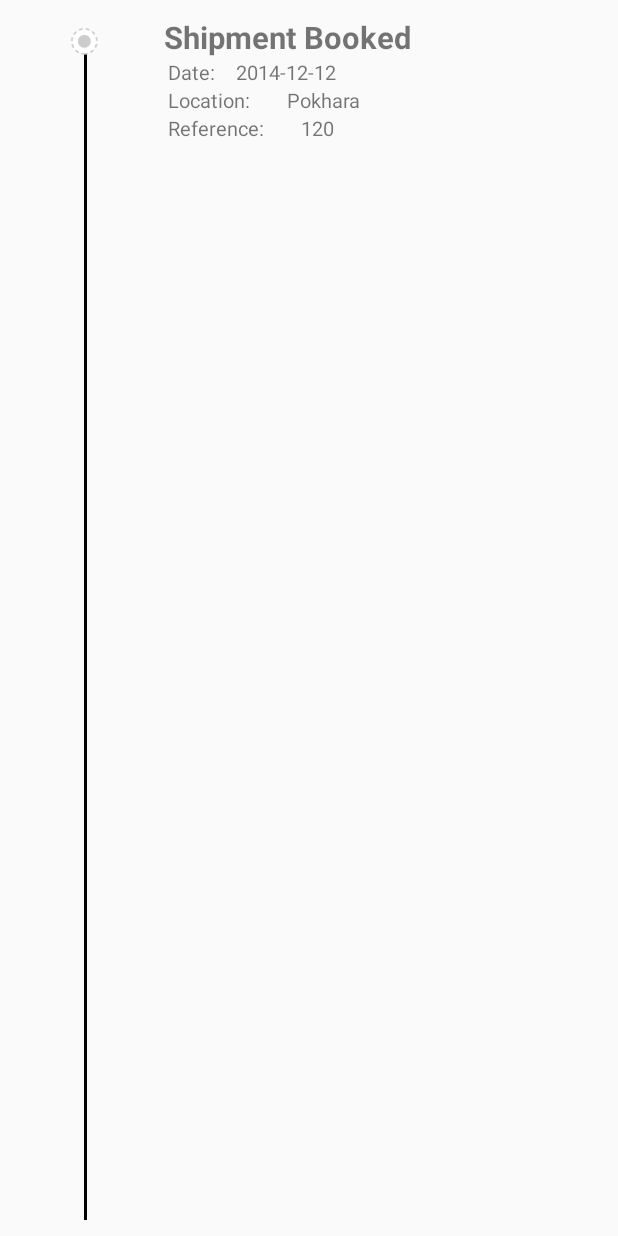
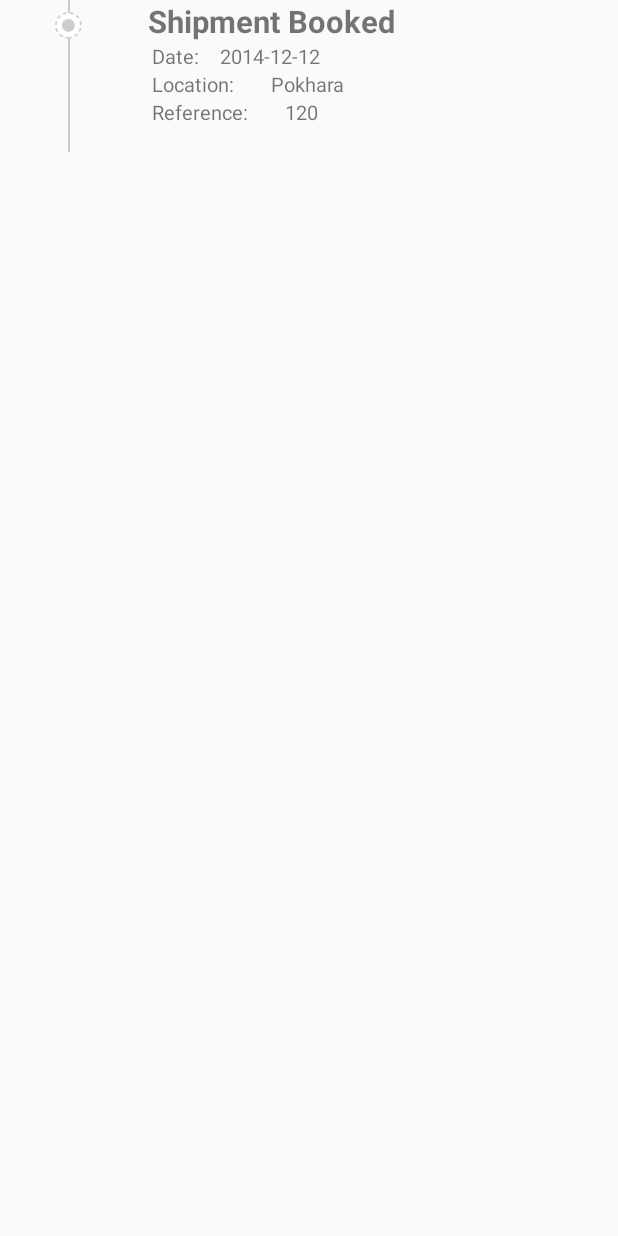
Before and after one commit to rohsik8/CommonArchitecture, an Android app: the layout order_status_item.xml on its own in the app's theme, with its tools: preview values and no code run, on a phone screen of 412 x 824 dp. Run offline under Robolectric (Android 15) with nearby library versions, the phone set to English and light mode, and no system bars.

```diff
--- a/app/src/main/res/layout/order_status_item.xml
+++ b/app/src/main/res/layout/order_status_item.xml
@@ -7,29 +7,35 @@
     android:layout_height="wrap_content">
 
 
-
-
     <RelativeLayout
         android:layout_width="match_parent"
         android:layout_height="wrap_content"
-            android:layout_margin="@dimen/_8sdp">
+
+       >
+
         <View
-                android:layout_width="2dp"
-                android:background="#000"
+            android:layout_width="1dp"
+            android:layout_height="@dimen/_60sdp"
             android:layout_marginLeft="@dimen/_35sdp"
             android:layout_marginTop="@dimen/_18sdp"
-                android:layout_height="wrap_content"
-                />
+            android:background="#CCC" />
+
+        <View
+            android:layout_width="1dp"
+            android:layout_height="@dimen/_50sdp"
+            android:layout_marginLeft="@dimen/_35sdp"
+            android:layout_marginBottom="@dimen/_18sdp"
+            android:background="#CCC" />
 
 
         <ImageView
             android:id="@+id/iv_activity"
             android:layout_width="18dp"
             android:layout_height="18dp"
+            android:layout_marginLeft="@dimen/_28sdp"
+            android:layout_marginRight="@dimen/_34sdp"
             android:layout_marginTop="@dimen/_6sdp"
             android:background="@drawable/shipment_dot"
-                android:layout_marginLeft="@dimen/_28sdp"
-                android:layout_marginRight="@dimen/_34sdp"
 
             />
 
@@ -38,10 +44,10 @@
             android:id="@+id/iv_change"
             android:layout_width="60dp"
             android:layout_height="60dp"
+            android:layout_marginLeft="@dimen/_10sdp"
+            android:layout_marginRight="@dimen/_34sdp"
             android:background="@drawable/shipment_icon"
             android:visibility="gone"
-                android:layout_marginLeft="@dimen/_10sdp"
-                android:layout_marginRight="@dimen/_34sdp"
 
             />
 
@@ -50,8 +56,8 @@
             android:layout_width="wrap_content"
             android:layout_height="wrap_content"
             android:layout_toRightOf="@id/iv_activity"
+            android:text="Shipment Booked "
             android:textSize="@dimen/_16sdp"
-                android:text="Shipment Booked "
             android:textStyle="bold" />
 
 
@@ -61,9 +67,9 @@
             android:layout_height="wrap_content"
             android:layout_below="@+id/tv_activity"
             android:layout_marginLeft="@dimen/_78sdp"
-                android:textSize="@dimen/_10sdp"
             android:layout_marginRight="@dimen/_8sdp"
-                android:text="Date: " />
+            android:text="Date: "
+            android:textSize="@dimen/_10sdp" />
 
 
         <TextView
@@ -82,11 +88,11 @@
             android:layout_width="wrap_content"
             android:layout_height="wrap_content"
             android:layout_below="@+id/date"
-                android:textSize="@dimen/_10sdp"
-                android:visibility="gone"
             android:layout_marginLeft="@dimen/_78sdp"
             android:layout_marginRight="@dimen/_8sdp"
-                android:text="State: " />
+            android:text="State: "
+            android:textSize="@dimen/_10sdp"
+            android:visibility="gone" />
 
 
         <TextView
@@ -95,11 +101,11 @@
             android:layout_height="wrap_content"
             android:layout_below="@+id/date"
             android:layout_marginLeft="@dimen/_8sdp"
-                android:visibility="gone"
-                android:textSize="@dimen/_10sdp"
             android:layout_marginRight="@dimen/_8sdp"
             android:layout_toRightOf="@id/state"
-                android:text="firmware " />
+            android:text="firmware "
+            android:textSize="@dimen/_10sdp"
+            android:visibility="gone" />
 
 
         <TextView
@@ -108,9 +114,9 @@
             android:layout_height="wrap_content"
             android:layout_below="@+id/state"
             android:layout_marginLeft="@dimen/_78sdp"
-                android:textSize="@dimen/_10sdp"
             android:layout_marginRight="@dimen/_8sdp"
-                android:text="Location: " />
+            android:text="Location: "
+            android:textSize="@dimen/_10sdp" />
 
 
         <TextView
@@ -120,9 +126,9 @@
             android:layout_below="@+id/state"
             android:layout_marginLeft="@dimen/_8sdp"
             android:layout_marginRight="@dimen/_8sdp"
-                android:textSize="@dimen/_10sdp"
             android:layout_toRightOf="@id/destination"
-                android:text="Pokhara " />
+            android:text="Pokhara "
+            android:textSize="@dimen/_10sdp" />
 
         <TextView
             android:id="@+id/reference"
@@ -130,10 +136,10 @@
             android:layout_height="wrap_content"
             android:layout_below="@+id/destination"
             android:layout_marginLeft="@dimen/_78sdp"
-                android:textSize="@dimen/_10sdp"
             android:layout_marginRight="@dimen/_8sdp"
+            android:text="Reference: "
 
-                android:text="Reference: " />
+            android:textSize="@dimen/_10sdp" />
 
 
         <TextView
@@ -142,12 +148,10 @@
             android:layout_height="wrap_content"
             android:layout_below="@+id/destination"
             android:layout_marginLeft="@dimen/_8sdp"
-                android:textSize="@dimen/_10sdp"
             android:layout_marginRight="@dimen/_8sdp"
             android:layout_toRightOf="@id/reference"
-                android:text="120" />
-
-
+            android:text="120"
+            android:textSize="@dimen/_10sdp" />
 
 
     </RelativeLayout>
--- a/app/src/main/res/layout/splash.xml
+++ b/app/src/main/res/layout/splash.xml
@@ -7,11 +7,9 @@
 
     <ImageView
         android:id="@+id/splash_logo"
-        android:layout_width="fill_parent"
-        android:layout_height="fill_parent"
+        android:layout_width="match_parent"
+        android:layout_height="match_parent"
         android:scaleType="fitXY"
-        android:layout_marginTop="-20dp"
-        android:layout_marginBottom="-20dp"
         android:src="@drawable/splash"
 
         />
--- a/app/src/main/res/values/styles.xml
+++ b/app/src/main/res/values/styles.xml
@@ -7,6 +7,7 @@
         <!-- Customize your theme here. -->
         <item name="colorPrimary">@color/colorPrimary</item>
         <item name="colorPrimaryDark">@color/colorPrimaryDark</item>
+
         <item name="colorAccent">@color/colorAccent</item>
     </style>
 
```
Lines whose indentation alone changed are shown as unchanged.
